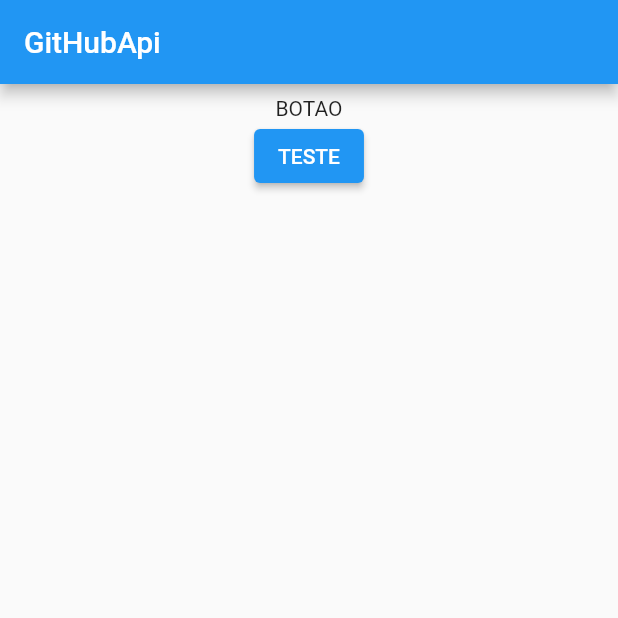
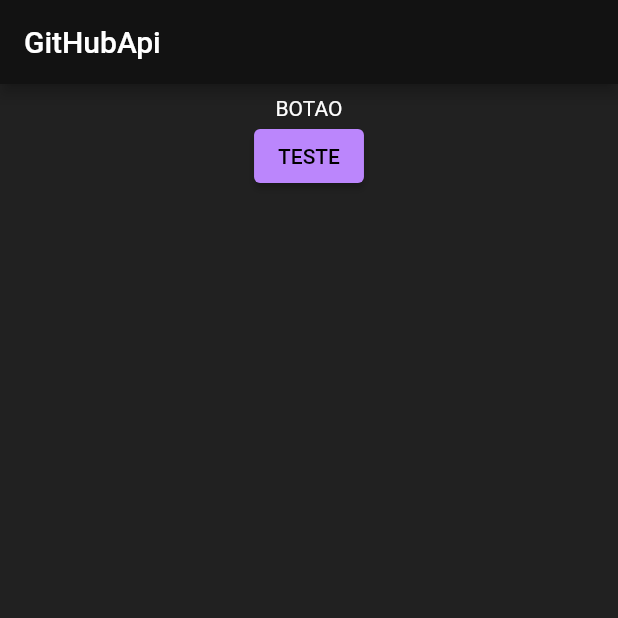
Before and after one commit to Mukai500/app_novo, a Flutter app: the screen it shows after launch, on a phone screen of 412 x 824 dp, the top half of it. Run offline on Flutter 3.47's test engine with Material 2 defaults, Android fonts, the phone set to English and light mode, and no system bars; network calls fail.

Commit message:
Melhorado o app com provider
Utilizando o provider, é melhor utilizado as cores para o app.

Criado script para um botão de darkmode, que também muda para lightmode.

Criação script themeprovider, que fica gravado as cores.

```diff
--- a/lib/main.dart
+++ b/lib/main.dart
@@ -1,4 +1,6 @@
+import 'package:app_novo/providers/theme_provider.dart';
 import 'package:flutter/material.dart';
+import 'package:provider/provider.dart';
 import 'home.dart';
 
 void main() {
@@ -9,73 +11,17 @@ class MyApp extends StatelessWidget {
   const MyApp({super.key});
 
   @override
-  Widget build(BuildContext context) {
-    return MaterialApp(
-      title: "Teste",
-      theme: ThemeData(primarySwatch: Colors.blue),
-      home: Home(),
-    );
-  }
+  Widget build(BuildContext context) => ChangeNotifierProvider(
+      create: (context) => ThemeProvider(),
+      builder: (context, _) {
+        final themeProvider = Provider.of<ThemeProvider>(context);
+
+        return MaterialApp(
+          title: "Teste",
+          themeMode: themeProvider.themeMode,
+          theme: MyTheme.lightTheme,
+          darkTheme: MyTheme.darkTheme,
+          home: Home(),
+        );
+      });
 }
-
-// class MyApp extends StatelessWidget {
-//   const MyApp({super.key});
-
-//   @override
-//   Widget build(BuildContext context) {
-//     return MaterialApp(
-//       title: '',
-//       theme: ThemeData(
-//         primarySwatch: Colors.red,
-//       ),
-//       home: const MyHomePage(title: '1 page'),
-//     );
-//   }
-// }
-
-// class MyHomePage extends StatefulWidget {
-//   const MyHomePage({super.key, required this.title});
-
-//   final String title;
-
-//   @override
-//   State<MyHomePage> createState() => _MyHomePageState();
-// }
-
-// class _MyHomePageState extends State<MyHomePage> {
-//   int _counter = 0;
-
-//   void _incrementCounter() {
-//     setState(() {
-//       _counter++;
-//     });
-//   }
-
-//   @override
-//   Widget build(BuildContext context) {
-//     return Scaffold(
-//       appBar: AppBar(
-//         title: Text(widget.title),
-//       ),
-//       body: Center(
-//         child: Column(
-//           mainAxisAlignment: MainAxisAlignment.center,
-//           children: <Widget>[
-//             const Text(
-//               'You have pushed the button this many times:',
-//             ),
-//             Text(
-//               '$_counter',
-//               style: Theme.of(context).textTheme.headline4,
-//             ),
-//           ],
-//         ),
-//       ),
-//       floatingActionButton: FloatingActionButton(
-//         onPressed: _incrementCounter,
-//         tooltip: 'Increment',
-//         child: const Icon(Icons.add),
-//       ),
-//     );
-//   }
-// }
--- /dev/null
+++ b/lib/providers/theme_provider.dart
@@ -0,0 +1,26 @@
+import 'package:flutter/material.dart';
+
+class ThemeProvider extends ChangeNotifier {
+  ThemeMode themeMode = ThemeMode.dark;
+
+  bool get isDarkMode => themeMode == ThemeMode.dark;
+
+  void toggleTheme(bool isOn) {
+    themeMode = isOn ? ThemeMode.dark : ThemeMode.light;
+    notifyListeners();
+  }
+}
+
+class MyTheme {
+  static final darkTheme = ThemeData(
+      scaffoldBackgroundColor: Colors.grey.shade900,
+      primaryColor: Colors.black,
+      iconTheme: IconThemeData(color: Colors.white),
+      colorScheme: ColorScheme.dark());
+
+  static final lightTheme = ThemeData(
+      scaffoldBackgroundColor: Colors.white,
+      primaryColor: Colors.white,
+      iconTheme: IconThemeData(color: Colors.black),
+      colorScheme: ColorScheme.light());
+}
```
Also changed, not shown: lib/widgets/change_button_theme.dart (added, +16 -0 lines).
